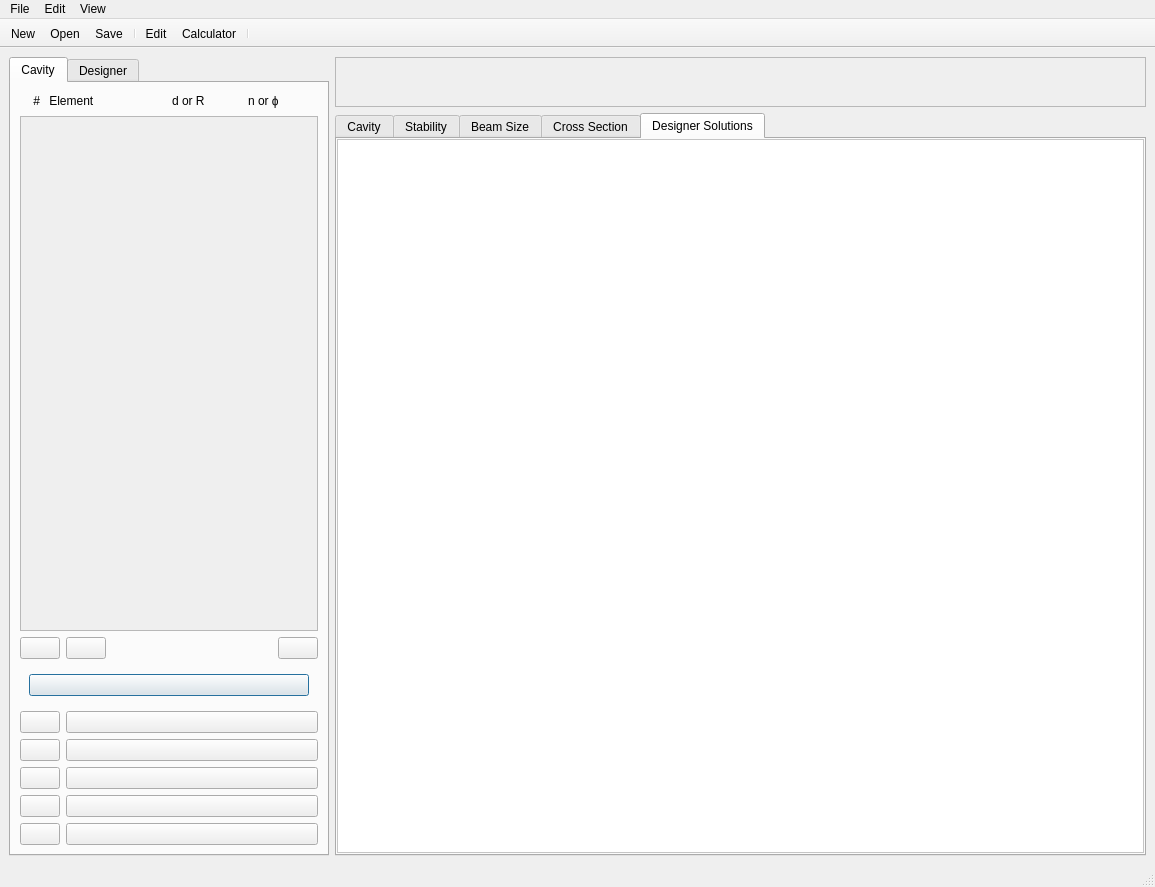
First picture: the form in gui.ui, repository simcav/simcav, before the edit.
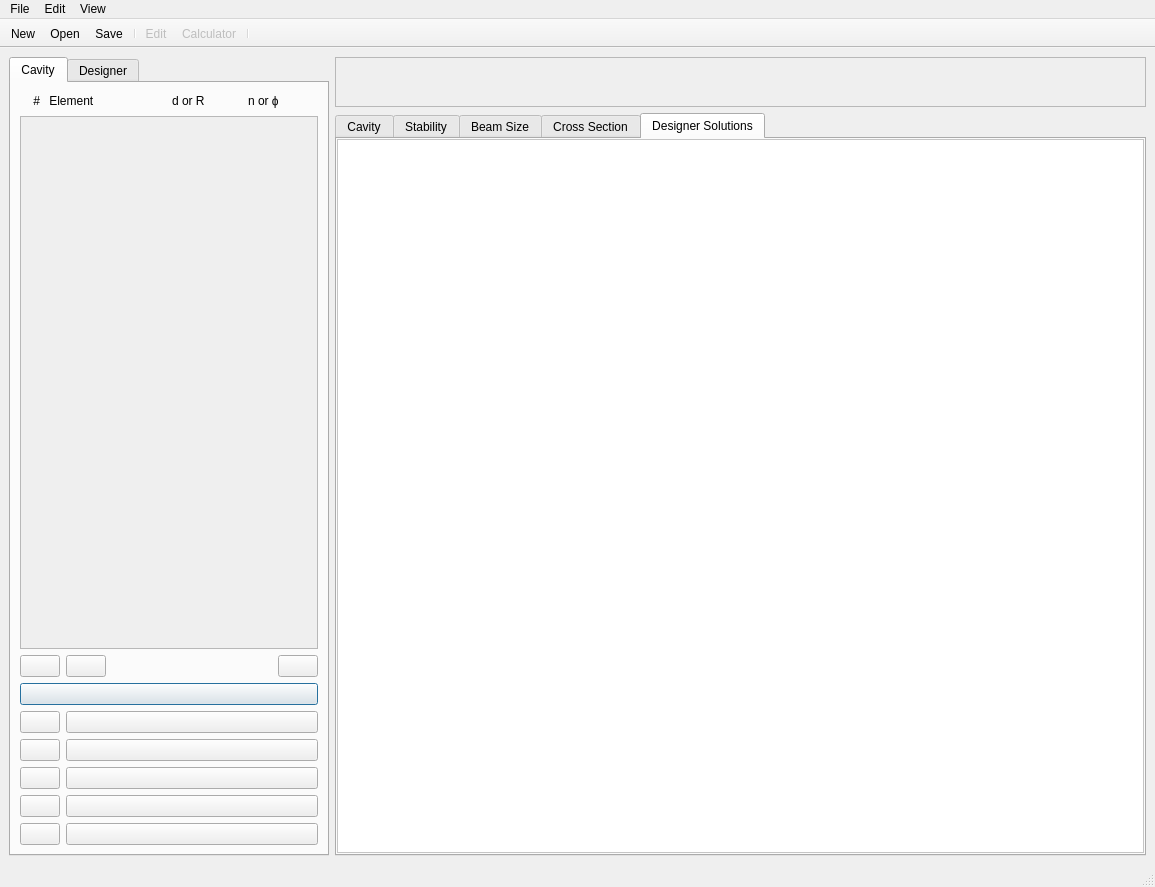
Second picture: the form after the edit. The open tabs and pages were chosen to show the change. Icons and pictures are not drawn.

Commit message: Solutions working, hopefully without bugs!

```diff
--- a/gui.ui
+++ b/gui.ui
@@ -847,7 +847,7 @@
              <x>0</x>
              <y>0</y>
              <width>296</width>
-             <height>411</height>
+             <height>429</height>
             </rect>
            </property>
            <property name="layoutDirection">
@@ -910,15 +910,6 @@
          </layout>
         </item>
         <item>
-         <widget class="QWidget" name="widget_5" native="true">
-          <property name="minimumSize">
-           <size>
-            <width>0</width>
-            <height>30</height>
-           </size>
-          </property>
-          <layout class="QVBoxLayout" name="verticalLayout_4">
-           <item>
             <widget class="QPushButton" name="button_calcCavity">
              <property name="maximumSize">
               <size>
@@ -953,9 +944,6 @@
              </property>
             </widget>
            </item>
-          </layout>
-         </widget>
-        </item>
         <item>
          <layout class="QFormLayout" name="formLayout_elementButtons">
           <item row="0" column="0">
@@ -1630,6 +1618,9 @@
    </property>
   </action>
   <action name="actionEdit">
+   <property name="enabled">
+    <bool>false</bool>
+   </property>
    <property name="icon">
     <iconset>
      <normaloff>Icons/t_edit.png</normaloff>Icons/t_edit.png</iconset>
@@ -1642,6 +1633,9 @@
    </property>
   </action>
   <action name="actionCalculator">
+   <property name="enabled">
+    <bool>false</bool>
+   </property>
    <property name="icon">
     <iconset>
      <normaloff>Icons/t_calcu.png</normaloff>Icons/t_calcu.png</iconset>
```
Left out of the diff: 6 changed lines with no effect on the pictures. Lines whose indentation alone changed are shown as unchanged. The commit also changes 1 other file.
